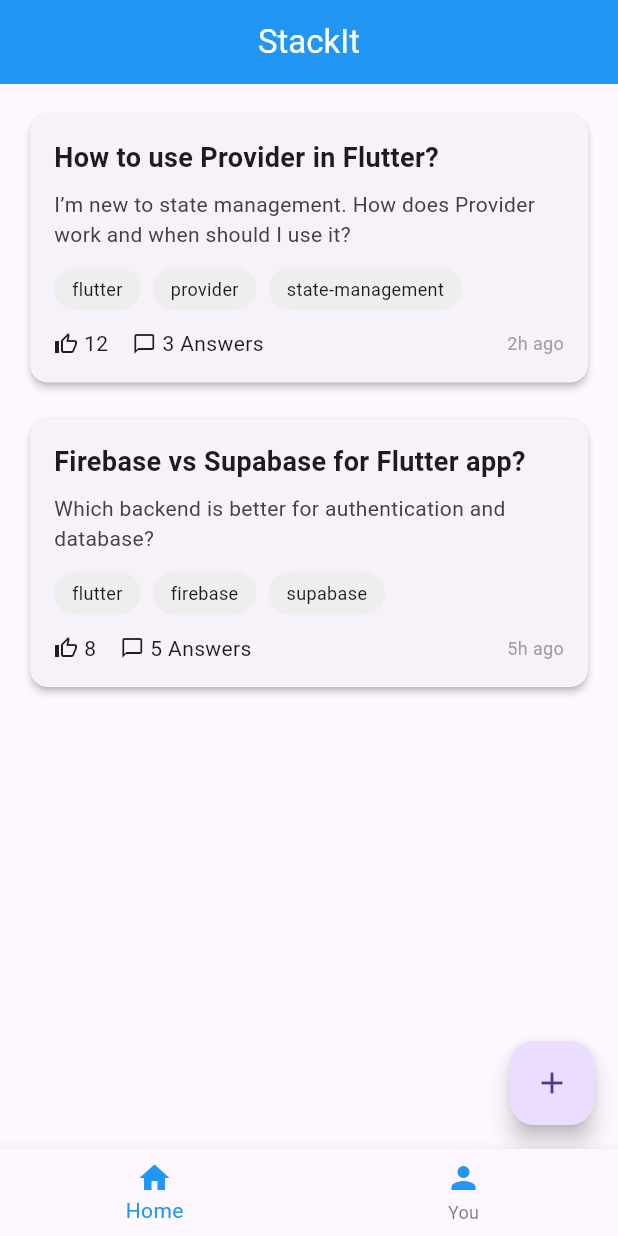
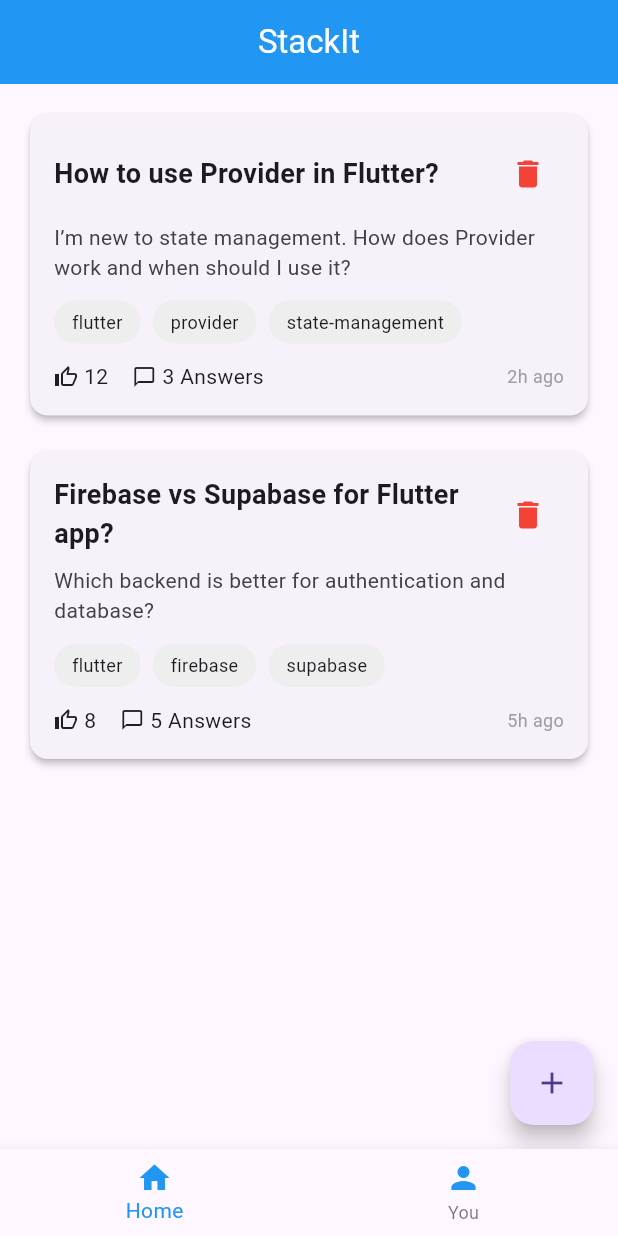
Before and after one commit to GeeksVishal/odoo, a Flutter app: the screen it shows after launch, on a phone screen of 412 x 824 dp. Run offline on Flutter 3.47's test engine with Material 3 defaults, Android fonts, the phone set to English and light mode, and no system bars; our stand-ins replace firebase_auth; accounts and stored records are empty.

```diff
--- a/lib/screens/HomeScreen.dart
+++ b/lib/screens/HomeScreen.dart
@@ -1,7 +1,6 @@
 import 'package:firebase_auth/firebase_auth.dart';
 import 'package:flutter/material.dart';
-import 'package:odoo/screens/NewPostScreen.dart';
-
+import 'NewPostScreen.dart';
 import 'Login_screen.dart';
 
 void main() {
@@ -26,7 +25,7 @@ class StackItApp extends StatelessWidget {
   }
 }
 
-/// ---------------------- MAIN SCREEN ----------------------
+// ---------------------- MAIN SCREEN ----------------------
 class MainScreen extends StatefulWidget {
   const MainScreen({super.key});
 
@@ -71,7 +70,26 @@ class _MainScreenState extends State<MainScreen> {
   }
 }
 
-/// ---------------------- HOME PAGE ----------------------
+// ---------------------- QUESTION DATA MODEL ----------------------
+class QuestionData {
+  final String title;
+  final String description;
+  final List<String> tags;
+  final int likes;
+  final int answers;
+  final String timeAgo;
+
+  QuestionData({
+    required this.title,
+    required this.description,
+    required this.tags,
+    required this.likes,
+    required this.answers,
+    required this.timeAgo,
+  });
+}
+
+// ---------------------- HOME PAGE ----------------------
 class StackItHomePage extends StatefulWidget {
   const StackItHomePage({super.key});
 
@@ -99,11 +117,17 @@ class _StackItHomePageState extends State<StackItHomePage> {
     ),
   ];
 
-  void _openAddDialog() {
-    Navigator.push(
+  void _openAddDialog() async {
+    final result = await Navigator.push<QuestionData>(
       context,
       MaterialPageRoute(builder: (_) => const NewPostScreen()),
     );
+
+    if (result != null) {
+      setState(() {
+        _questions.insert(0, result);
+      });
+    }
   }
 
   @override
@@ -123,35 +147,25 @@ class _StackItHomePageState extends State<StackItHomePage> {
         padding: const EdgeInsets.all(16),
         itemCount: _questions.length,
         separatorBuilder: (_, __) => const SizedBox(height: 16),
-        itemBuilder: (_, i) => QuestionCard(data: _questions[i]),
+        itemBuilder: (_, i) => QuestionCard(
+          data: _questions[i],
+          onDelete: () {
+            setState(() {
+              _questions.removeAt(i);
+            });
+          },
+        ),
       ),
     );
   }
 }
 
-/// ---------------------- QUESTION CARD DATA ----------------------
-class QuestionData {
-  final String title;
-  final String description;
-  final List<String> tags;
-  final int likes;
-  final int answers;
-  final String timeAgo;
-
-  QuestionData({
-    required this.title,
-    required this.description,
-    required this.tags,
-    required this.likes,
-    required this.answers,
-    required this.timeAgo,
-  });
-}
-
-/// ---------------------- QUESTION CARD UI ----------------------
+// ---------------------- QUESTION CARD UI ----------------------
 class QuestionCard extends StatelessWidget {
   final QuestionData data;
-  const QuestionCard({super.key, required this.data});
+  final VoidCallback? onDelete;
+
+  const QuestionCard({super.key, required this.data, this.onDelete});
 
   @override
   Widget build(BuildContext context) {
@@ -163,22 +177,35 @@ class QuestionCard extends StatelessWidget {
         child: Column(
           crossAxisAlignment: CrossAxisAlignment.start,
           children: [
-            Text(data.title, style: const TextStyle(fontSize: 18, fontWeight: FontWeight.bold)),
+            Row(
+              children: [
+                Expanded(
+                  child: Text(data.title,
+                      style: const TextStyle(fontSize: 18, fontWeight: FontWeight.bold)),
+                ),
+                if (onDelete != null)
+                  IconButton(
+                    icon: const Icon(Icons.delete, color: Colors.red),
+                    onPressed: onDelete,
+                  ),
+              ],
+            ),
             const SizedBox(height: 8),
             Text(data.description, style: TextStyle(fontSize: 14, color: Colors.grey[800])),
             const SizedBox(height: 12),
             Wrap(
               spacing: 8,
-              children: data.tags.map(
-                    (tag) => Container(
-                  padding: const EdgeInsets.symmetric(horizontal: 12, vertical: 6),
-                  decoration: BoxDecoration(
-                    color: Colors.grey.shade200,
-                    borderRadius: BorderRadius.circular(20),
-                  ),
-                  child: Text(tag, style: const TextStyle(fontSize: 12)),
+              children: data.tags
+                  .map((tag) => Container(
+                padding:
+                const EdgeInsets.symmetric(horizontal: 12, vertical: 6),
+                decoration: BoxDecoration(
+                  color: Colors.grey.shade200,
+                  borderRadius: BorderRadius.circular(20),
                 ),
-              ).toList(),
+                child: Text(tag, style: const TextStyle(fontSize: 12)),
+              ))
+                  .toList(),
             ),
             const SizedBox(height: 12),
             Row(
@@ -191,7 +218,8 @@ class QuestionCard extends StatelessWidget {
                 const SizedBox(width: 4),
                 Text('${data.answers} Answers'),
                 const Spacer(),
-                Text(data.timeAgo, style: const TextStyle(fontSize: 12, color: Colors.grey)),
+                Text(data.timeAgo,
+                    style: const TextStyle(fontSize: 12, color: Colors.grey)),
               ],
             ),
           ],
@@ -201,7 +229,7 @@ class QuestionCard extends StatelessWidget {
   }
 }
 
-/// ---------------------- PROFILE PAGE ----------------------
+// ---------------------- PROFILE PAGE ----------------------
 class ProfilePage extends StatelessWidget {
   const ProfilePage({super.key});
 
@@ -245,17 +273,14 @@ class ProfilePage extends StatelessWidget {
                   onPressed: () async {
                     await FirebaseAuth.instance.signOut();
                     Navigator.of(context).pushReplacement(
-                      MaterialPageRoute(builder: (context) =>  LoginScreen()),
+                      MaterialPageRoute(builder: (context) => LoginScreen()),
                     );
                   },
                   style: ElevatedButton.styleFrom(
                     backgroundColor: Colors.blue,
                     foregroundColor: Colors.white,
                   ),
-                  child:GestureDetector(
-                      child: Text('Sign Out'
-                      )
-                  ),
+                  child: const Text('Sign Out'),
                 )
               ],
             ),
--- a/pubspec.yaml
+++ b/pubspec.yaml
@@ -34,7 +34,8 @@ dependencies:
   # The following adds the Cupertino Icons font to your application.
   # Use with the CupertinoIcons class for iOS style icons.
   cupertino_icons: ^1.0.8
-
+  firebase_core: ^3.15.1
+  firebase_auth: ^5.6.2
 dev_dependencies:
   flutter_test:
     sdk: flutter
```
Also changed, not shown: lib/screens/NewPostScreen.dart (+26 -67 lines), pubspec.lock, 3 other files.
